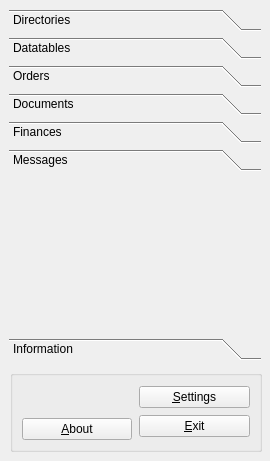
First picture: the form in trunk/ui/mainfrm.ui, repository BackupTheBerlios/first4-svn, before the edit.
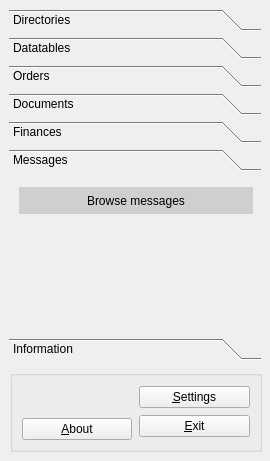
Second picture: the form after the edit. The open tabs and pages were chosen to show the change. Icons and pictures are not drawn.

Commit message: first4-alpha3 (1.3.93) * New Finance-Modul * Account-Management * Incomes and Expenditures management * ESR-Import, CSV-Export * IMPORTANT: DB must be updatet * Fixed Bug # (Taking over data from a completed document)

```diff
--- a/trunk/ui/mainfrm.ui
+++ b/trunk/ui/mainfrm.ui
@@ -794,7 +794,7 @@
        <x>0</x>
        <y>0</y>
        <width>252</width>
-       <height>144</height>
+       <height>134</height>
       </rect>
      </property>
      <attribute name="label" >
@@ -803,6 +803,68 @@
      <attribute name="icon" >
       <iconset resource="../resources/images/first4.qrc" >:/message2.png</iconset>
      </attribute>
+     <widget class="QPushButton" name="btnbrowsemsgs" >
+      <property name="geometry" >
+       <rect>
+        <x>10</x>
+        <y>10</y>
+        <width>234</width>
+        <height>27</height>
+       </rect>
+      </property>
+      <property name="palette" >
+       <palette>
+        <active>
+         <colorrole role="Button" >
+          <brush brushstyle="SolidPattern" >
+           <color alpha="255" >
+            <red>206</red>
+            <green>207</green>
+            <blue>209</blue>
+           </color>
+          </brush>
+         </colorrole>
+        </active>
+        <inactive>
+         <colorrole role="Button" >
+          <brush brushstyle="SolidPattern" >
+           <color alpha="255" >
+            <red>206</red>
+            <green>207</green>
+            <blue>209</blue>
+           </color>
+          </brush>
+         </colorrole>
+        </inactive>
+        <disabled>
+         <colorrole role="Button" >
+          <brush brushstyle="SolidPattern" >
+           <color alpha="255" >
+            <red>206</red>
+            <green>207</green>
+            <blue>209</blue>
+           </color>
+          </brush>
+         </colorrole>
+        </disabled>
+       </palette>
+      </property>
+      <property name="autoFillBackground" >
+       <bool>true</bool>
+      </property>
+      <property name="text" >
+       <string>Browse messages</string>
+      </property>
+      <property name="icon" >
+       <iconset resource="../resources/images/first4.qrc" >:/message2.png</iconset>
+      </property>
+      <property name="checkable" >
+       <bool>false</bool>
+      </property>
+      <property name="flat" >
+       <bool>true</bool>
+      </property>
+     </widget>
     </widget>
     <widget class="QWidget" name="page" >
      <property name="geometry" >
```
Left out of the diff: 78 changed lines with no effect on the pictures. The commit also changes 43 other files.
